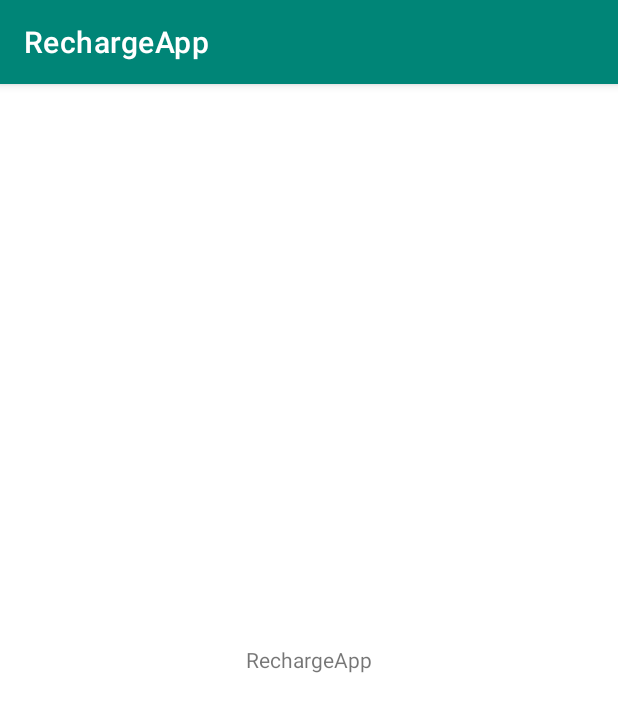
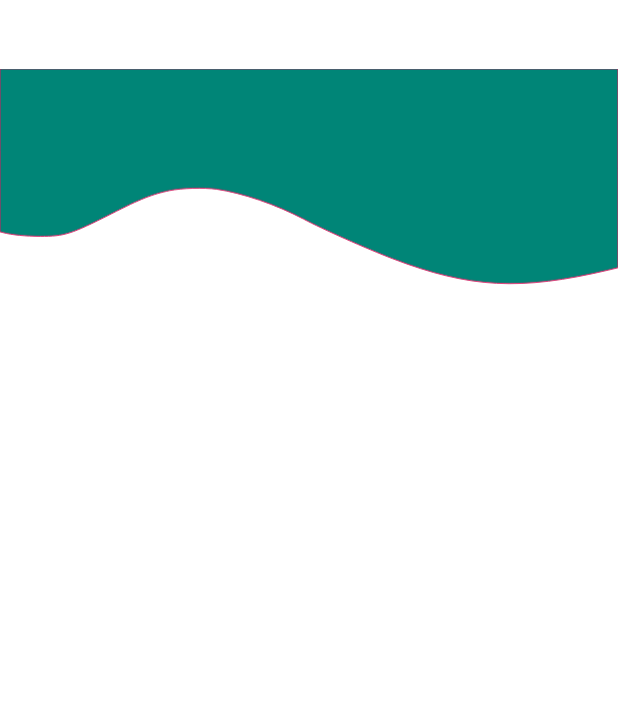
Before and after one commit to harshabhadra/RechargeApp, an Android app: the screen it shows after launch (MainActivity), on a phone screen of 412 x 824 dp. Shown: the top 712 px of the screen. Run offline under Robolectric (Android 15) with nearby library versions, the phone set to English and light mode, and no system bars; our stand-ins replace Room's generated code, navigation-ui.

Commit message:
Adding databse

```diff
--- a/app/src/main/AndroidManifest.xml
+++ b/app/src/main/AndroidManifest.xml
@@ -13,7 +13,8 @@
         android:usesCleartextTraffic="true"
         android:theme="@style/AppTheme"
         tools:ignore="GoogleAppIndexingWarning">
-        <activity android:name=".MainActivity">
+        <activity android:name=".MainActivity"
+            android:theme="@style/AppTheme.NoActionBar">
             <intent-filter>
                 <action android:name="android.intent.action.MAIN" />
 
--- a/app/src/main/java/com/formaxit/rechargeapp/MainActivity.kt
+++ b/app/src/main/java/com/formaxit/rechargeapp/MainActivity.kt
@@ -2,11 +2,17 @@ package com.formaxit.rechargeapp
 
 import androidx.appcompat.app.AppCompatActivity
 import android.os.Bundle
+import androidx.navigation.findNavController
+import androidx.navigation.ui.NavigationUI
+import com.formaxit.rechargeapp.databinding.ActivityMainBinding
 
 class MainActivity : AppCompatActivity() {
 
     override fun onCreate(savedInstanceState: Bundle?) {
         super.onCreate(savedInstanceState)
         setContentView(R.layout.activity_main)
+
+        val navController = this.findNavController(R.id.nav_host)
+
     }
 }
--- a/app/src/main/java/com/formaxit/rechargeapp/Repository.kt
+++ b/app/src/main/java/com/formaxit/rechargeapp/Repository.kt
@@ -1,29 +1,64 @@
 package com.formaxit.rechargeapp
 
+import android.app.Application
 import androidx.lifecycle.LiveData
 import androidx.lifecycle.MutableLiveData
 import com.formaxit.rechargeapp.Network.AppsApi
+import com.formaxit.rechargeapp.database.LogInDatabase
+import com.formaxit.rechargeapp.database.UserCred
+import com.formaxit.rechargeapp.database.UserDao
+import kotlinx.coroutines.Dispatchers
+import kotlinx.coroutines.withContext
 import retrofit2.Call
 import retrofit2.Callback
 import retrofit2.Response
 
-class Repository {
+class Repository (){
 
     private val apiService = AppsApi.retrofitService
+    private lateinit var userDao:UserDao
+    private lateinit var userCred:LiveData<UserCred>
     companion object{
         fun getInstance():Repository{
             return Repository()
         }
     }
 
+    constructor(application: Application) : this() {
+
+        val loginDatabase = LogInDatabase.getInstance(application)
+        userDao = loginDatabase.userDao
+        userCred = userDao.getUserDetails()
+    }
+    //Store log in details
     private val _loginCred = MutableLiveData<String>()
 
+    //fun to get user cred
+    fun getUser():LiveData<UserCred>{
+        return userCred
+    }
+
+    //Insert user
+    suspend fun insertUser(userCred: UserCred){
+        withContext(Dispatchers.IO){
+            userDao.insertUser(userCred)
+        }
+    }
+
+    //Delete user
+    suspend fun deleteUser(userCred: UserCred){
+        withContext(Dispatchers.IO){
+            userDao.deleteUser(userCred)
+        }
+    }
+    //Login User
     fun getLoginCred(userName:String, password:String):LiveData<String>{
         loginUser(userName,password)
         return _loginCred
     }
 
-    private fun loginUser(userName: String="2222222222", password: String="123456", tokenId:String = "123456785") {
+    //Network call to log in user
+    private fun loginUser(userName: String, password: String, tokenId:String = "123456785") {
 
         val authentication = Authentication(userName,password)
         val token = Token(tokenId)
--- /dev/null
+++ b/app/src/main/java/com/formaxit/rechargeapp/database/LogInDatabase.kt
@@ -0,0 +1,34 @@
+package com.formaxit.rechargeapp.database
+
+import android.content.Context
+import androidx.room.Database
+import androidx.room.Room
+import androidx.room.RoomDatabase
+
+@Database(entities = [UserCred::class], version = 1, exportSchema = false)
+abstract class LogInDatabase : RoomDatabase() {
+
+    abstract val userDao: UserDao
+
+    companion object {
+
+        @Volatile
+        private var INSTANCE: LogInDatabase? = null
+
+        fun getInstance(context: Context): LogInDatabase {
+
+            synchronized(this) {
+                var instance = INSTANCE
+                if (instance == null) {
+                    instance = Room.databaseBuilder(
+                        context.applicationContext,
+                        LogInDatabase::class.java,
+                        "log_in_database")
+                        .fallbackToDestructiveMigration()
+                        .build()
+                }
+                return instance
+            }
+        }
+    }
+}
--- /dev/null
+++ b/app/src/main/java/com/formaxit/rechargeapp/database/UserDao.kt
@@ -0,0 +1,20 @@
+package com.formaxit.rechargeapp.database
+
+import androidx.lifecycle.LiveData
+import androidx.room.Dao
+import androidx.room.Delete
+import androidx.room.Insert
+import androidx.room.Query
+
+@Dao
+interface UserDao {
+
+    @Insert
+    fun insertUser(userCred: UserCred)
+
+    @Query("SELECT * FROM login_data_table ORDER BY id ASC")
+    fun getUserDetails():LiveData<UserCred>
+
+    @Delete
+    fun deleteUser(userCred: UserCred)
+}
--- a/app/src/main/java/com/formaxit/rechargeapp/login/MainViewModel.kt
+++ b/app/src/main/java/com/formaxit/rechargeapp/login/MainViewModel.kt
@@ -1,10 +1,11 @@
 package com.formaxit.rechargeapp.login
 
-import android.util.Log
+import android.app.Application
 import androidx.lifecycle.LiveData
 import androidx.lifecycle.MutableLiveData
 import androidx.lifecycle.ViewModel
 import com.formaxit.rechargeapp.Repository
+import com.formaxit.rechargeapp.database.UserCred
 import kotlinx.coroutines.CoroutineScope
 import kotlinx.coroutines.Dispatchers
 import kotlinx.coroutines.Job
@@ -13,12 +14,13 @@ import kotlinx.coroutines.launch
 lateinit var userName: String
 private lateinit var repository: Repository
 
-class MainViewModel : ViewModel() {
+class MainViewModel(application: Application) : ViewModel() {
     enum class AuthenticationState {
         UNAUTHENTICATED,        // Initial state, the user needs to authenticate
         AUTHENTICATED,        // The user has authenticated successfully
         INVALID_AUTHENTICATION  // Authentication failed
     }
+    private val loginRepository: Repository = Repository(application)
 
     //Initializing Coroutine job
     val mainViewModelJob = Job()
@@ -26,7 +28,10 @@ class MainViewModel : ViewModel() {
     //Initialize the uiScope
     val uiScope = CoroutineScope(Dispatchers.Main + mainViewModelJob)
 
+    //Store user cred
+    val user: LiveData<UserCred>
 
+    //Store login details
     private var _response = MutableLiveData<String>()
     val response: LiveData<String>
         get() = _response
@@ -37,8 +42,15 @@ class MainViewModel : ViewModel() {
         authenticationState.value = AuthenticationState.UNAUTHENTICATED
         userName = ""
         repository = Repository.getInstance()
+        user = loginRepository.getUser()
     }
 
+    //Get User
+    fun insertUser(userCred: UserCred){
+        uiScope.launch {
+            loginRepository.insertUser(userCred)
+        }
+    }
     fun refuseAuthentication() {
         authenticationState.value = AuthenticationState.UNAUTHENTICATED
     }
@@ -60,7 +72,7 @@ class MainViewModel : ViewModel() {
         return true
     }
 
-    fun logInUser():LiveData<String>{
-          return repository.getLoginCred("2222222222", "123456")
+    fun logInUser(): LiveData<String> {
+        return repository.getLoginCred("7063102821", "123321")
     }
 }
--- /dev/null
+++ b/app/src/main/java/com/formaxit/rechargeapp/login/MainViewModelFractory.kt
@@ -0,0 +1,16 @@
+package com.formaxit.rechargeapp.login
+
+import android.app.Application
+import androidx.lifecycle.ViewModel
+import androidx.lifecycle.ViewModelProvider
+import java.lang.IllegalArgumentException
+
+class MainViewModelFractory (val application: Application):ViewModelProvider.Factory{
+    override fun <T : ViewModel?> create(modelClass: Class<T>): T {
+        if (modelClass.isAssignableFrom(MainViewModel::class.java)){
+            return MainViewModel(application) as T
+        }
+        throw IllegalArgumentException("Unknown ViewModel Class")
+    }
+
+}
--- a/app/src/main/java/com/formaxit/rechargeapp/login/SplashFragment.kt
+++ b/app/src/main/java/com/formaxit/rechargeapp/login/SplashFragment.kt
@@ -10,6 +10,7 @@ import android.view.ViewGroup
 import android.widget.TextView
 import androidx.lifecycle.Observer
 import androidx.lifecycle.ViewModelProvider
+import androidx.navigation.fragment.findNavController
 import com.formaxit.rechargeapp.R
 
 /**
@@ -24,13 +25,13 @@ class SplashFragment : Fragment() {
         // Inflate the layout for this fragment
         val view = inflater.inflate(R.layout.fragment_splash, container, false)
 
-        val text:TextView = view.findViewById(R.id.splash_text)
-        val mainViewModel = ViewModelProvider(this).get(MainViewModel::class.java)
+        val application = requireNotNull(this.activity).application
+        val mainViewModelFactory = MainViewModelFractory(application)
+        val mainViewModel = ViewModelProvider(this,mainViewModelFactory).get(MainViewModel::class.java)
 
-        mainViewModel.logInUser().observe(viewLifecycleOwner, Observer {
-            it?.let {
-                Log.e("SplashFragment",it)
-                text.text = it
+        mainViewModel.user.observe(viewLifecycleOwner, Observer { userCred->
+            userCred?.let {
+
             }
         })
         return view
--- a/app/src/main/res/layout/fragment_splash.xml
+++ b/app/src/main/res/layout/fragment_splash.xml
@@ -5,12 +5,8 @@
     android:layout_height="match_parent"
     tools:context=".login.SplashFragment">
 
-    <!-- TODO: Update blank fragment layout -->
-    <TextView
-        android:id="@+id/splash_text"
+    <ImageView
         android:layout_width="wrap_content"
         android:layout_height="wrap_content"
-        android:layout_gravity="center"
-        android:text="@string/app_name" />
-
+        android:src="@drawable/ic_loginback"/>
 </FrameLayout>
--- a/app/src/main/res/values/styles.xml
+++ b/app/src/main/res/values/styles.xml
@@ -6,6 +6,11 @@
         <item name="colorPrimary">@color/colorPrimary</item>
         <item name="colorPrimaryDark">@color/colorPrimaryDark</item>
         <item name="colorAccent">@color/colorAccent</item>
+    </style>
+
+    <style name="AppTheme.NoActionBar" parent="AppTheme">
+        <item name="windowActionBar">false</item>
+        <item name="windowNoTitle">true</item>
     </style>
 
     <style name="App.OutLineButton" parent="Widget.MaterialComponents.Button.OutlinedButton">
--- a/build.gradle
+++ b/build.gradle
@@ -15,7 +15,7 @@ buildscript {
 
     }
     dependencies {
-        classpath 'com.android.tools.build:gradle:3.5.3'
+        classpath 'com.android.tools.build:gradle:3.6.1'
         classpath "org.jetbrains.kotlin:kotlin-gradle-plugin:$kotlin_version"
         classpath "android.arch.navigation:navigation-safe-args-gradle-plugin:$version_navigation"
         // NOTE: Do not place your application dependencies here; they belong
```
Also changed, not shown: app/build.gradle (+12 -0 lines), app/src/main/java/com/formaxit/rechargeapp/database/UserCred.kt (added, +18 -0 lines), app/src/main/res/navigation/main_navigation.xml (+19 -3 lines), gradle/wrapper/gradle-wrapper.properties.
